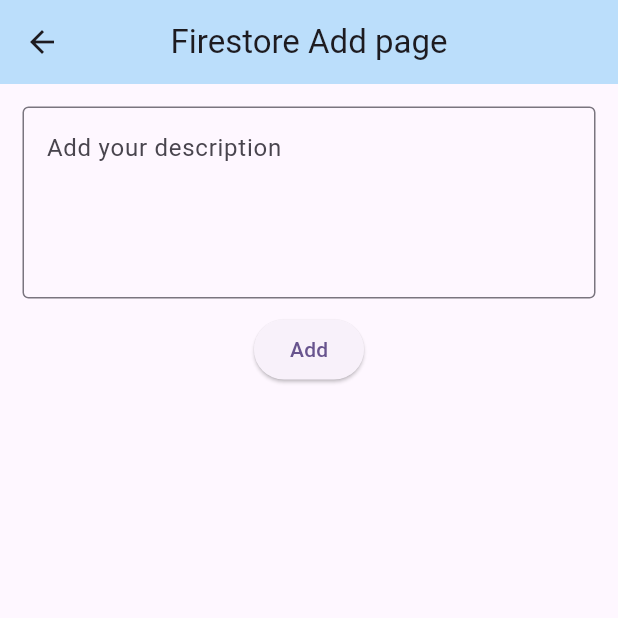
After one commit to Harshvekariyaa/FirebaseTestApp, a Flutter app: the firestore_list screen opened directly, after a tap on the "add" icon, on a phone screen of 412 x 824 dp, the top half of it. The commit adds this screen. Run offline on Flutter 3.47's test engine with Material 3 defaults, Android fonts, the phone set to English and light mode, and no system bars; our stand-ins replace cloud_firestore, firebase_auth, firebase_core, firebase_database, firebase_messaging, firebase_storage and 1 more; accounts and stored records are empty.

Commit message:
Firebase + realtime database + cloud firestoreage complete

```diff
--- a/lib/checkuser.dart
+++ b/lib/basic_pages/checkuser.dart
@@ -1,4 +1,4 @@
-import 'package:de1/login.dart';
+import 'package:de1/basic_pages/login.dart';
 import 'package:de1/main.dart';
 import 'package:firebase_auth/firebase_auth.dart';
 import 'package:flutter/cupertino.dart';
@@ -19,7 +19,7 @@ class _checkuserState extends State<checkuser> {
     if(user==null){
       return loginPage();
     }else{
-      return MyHomePage(title: "titleee");
+      return MyHomePage();
     }
   }
 
--- a/lib/signup.dart
+++ b/lib/basic_pages/signup.dart
@@ -1,5 +1,4 @@
 import 'package:de1/main.dart';
-import 'package:de1/welcomepage.dart';
 import 'package:firebase_auth/firebase_auth.dart';
 import 'package:flutter/cupertino.dart';
 import 'package:flutter/material.dart';
@@ -22,7 +21,7 @@ class _signupState extends State<signup> {
       try {
         uc = await FirebaseAuth.instance.createUserWithEmailAndPassword(
             email: email, password: pass).then((value){
-              Navigator.pushReplacement(context, MaterialPageRoute(builder: (context) => MyHomePage(title: "title"),));
+              Navigator.pushReplacement(context, MaterialPageRoute(builder: (context) => MyHomePage(),));
         });
       }
       on FirebaseAuthException catch(ex){
--- /dev/null
+++ b/lib/firestorefirebaseTest/addDataFirestore.dart
@@ -0,0 +1,66 @@
+import 'package:cloud_firestore/cloud_firestore.dart';
+import 'package:flutter/material.dart';
+
+class addDataFirestore extends StatefulWidget {
+  const addDataFirestore({super.key});
+
+  @override
+  State<addDataFirestore> createState() => _addDataFirestoreState();
+}
+
+class _addDataFirestoreState extends State<addDataFirestore> {
+  var addDataCon = TextEditingController();
+  final firestore = FirebaseFirestore.instance.collection("users");
+
+  @override
+  Widget build(BuildContext context) {
+    return Scaffold(
+      appBar: AppBar(centerTitle: true,
+        title: Text("Firestore Add page"),
+        backgroundColor: Theme
+            .of(context)
+            .primaryColorLight,),
+
+      body: Padding(
+        padding: const EdgeInsets.all(15.0),
+        child: Column(
+          children: [
+            TextField(
+              controller: addDataCon,
+              maxLines: 4,
+              decoration: InputDecoration(
+                border: OutlineInputBorder(),
+                hintText: "Add your description",
+              ),
+            ),
+
+            SizedBox(
+              height: 10,
+            ),
+
+            ElevatedButton(child: Text("Add"),
+              onPressed: () {
+              final id = DateTime.now().millisecondsSinceEpoch.toString();
+              firestore.doc(id).set({
+                "title" : addDataCon.text.toString(),
+                "id" : id
+              })
+              .then((value) {
+                showMsgFire("Added");
+              })
+              .onError((error, stackTrace) {
+                showMsgFire(error.toString());
+              });
+
+              addDataCon.text = "";
+            },
+            )
+          ],
+        ),
+      ),
+    );
+  }
+  showMsgFire(String msg) {
+    return ScaffoldMessenger.of(context).showSnackBar(SnackBar(content: Text(msg)));
+  }
+}
--- /dev/null
+++ b/lib/firestorefirebaseTest/firestore_list.dart
@@ -0,0 +1,131 @@
+import 'package:cloud_firestore/cloud_firestore.dart';
+import 'package:de1/firestorefirebaseTest/addDataFirestore.dart';
+import 'package:flutter/material.dart';
+
+import 'package:flutter/cupertino.dart';
+
+class firestore_list extends StatefulWidget {
+  const firestore_list({super.key});
+
+  @override
+  State<firestore_list> createState() => _firestore_listState();
+}
+
+class _firestore_listState extends State<firestore_list> {
+
+  TextEditingController searchcon = TextEditingController();
+  TextEditingController editcon = TextEditingController();
+  final firestore = FirebaseFirestore.instance.collection("users").snapshots();
+  CollectionReference cr = FirebaseFirestore.instance.collection("users");
+
+  @override
+  Widget build(BuildContext context) {
+    return Scaffold(
+      appBar: AppBar(
+        backgroundColor: Theme.of(context).colorScheme.inversePrimary,
+        title: Text("Firestore List Page"),
+      ),
+
+      body: Center(
+        child: Column(
+          mainAxisAlignment: MainAxisAlignment.start,
+          children: [
+
+            Padding(
+              padding: const EdgeInsets.all(8.0),
+              child: TextField(
+                controller: searchcon,
+                decoration: InputDecoration(
+                    border: OutlineInputBorder(),
+                    hintText: "search"
+                ),
+                onChanged: (String value){
+                  setState(() {
+
+                  });
+                },
+              ),
+            ),
+
+            Expanded(
+              child: StreamBuilder<QuerySnapshot>(
+                stream: FirebaseFirestore.instance.collection("users").snapshots(),
+                builder: (context,AsyncSnapshot<QuerySnapshot> snapshot) {
+
+                if(snapshot.connectionState == ConnectionState.waiting){
+                  return CircularProgressIndicator();
+                }
+                else if(snapshot.hasError){
+                  return Text("Some Error Occur");
+                }
+                else if(snapshot.hasData){
+                  return ListView.builder(
+                    itemBuilder: (context, index) {
+                      return ListTile(
+                        subtitle: Text(snapshot.data!.docs[index]["id"].toString()),
+                        title: Text(snapshot.data!.docs[index]["title"].toString()),
+                        trailing: PopupMenuButton(
+                          itemBuilder: (context) => [
+                            PopupMenuItem(
+                                child: ListTile(leading: Icon(Icons.edit),title: Text("Update")),
+                              value: 1,
+                              onTap: (){
+                                  showMyFirestoreDialog(snapshot.data!.docs[index]["title"].toString(), snapshot.data!.docs[index]["id"].toString());
+                               },
+                            ),
+
+                            PopupMenuItem(
+                                child: ListTile(leading: Icon(Icons.delete),title: Text("delete")),
+                              value: 2,
+                              onTap: (){
+                                  cr.doc(snapshot.data!.docs[index]["id"].toString()).delete();
+                              },
+                            ),
+                          ],
+                          icon: Icon(Icons.more_vert),
+                        ),
+                      );
+                    },
+                    itemCount: snapshot.data!.docs.length,
+                  );
+                }
+                else{
+                  return Container(child: Text("No data Found"),);
+                }
+
+                },
+              ),
+            )
+          ],
+        ),
+      ),
+      floatingActionButton: FloatingActionButton(onPressed: (){
+        Navigator.push(context, MaterialPageRoute(builder: (context) => addDataFirestore(),));
+      },child: Icon(Icons.add)),
+    );
+  }
+  Future<void> showMyFirestoreDialog(String title,String id) async{
+    editcon.text = title;
+    return showDialog(context: context,
+        builder: (context) {
+          return AlertDialog(
+            title: Text("Update"),
+            content: TextField(
+              controller: editcon,
+            ),
+            actions: [
+              TextButton(onPressed: (){Navigator.pop(context);}, child: Text("Cancel")),
+              TextButton(onPressed: (){
+                cr.doc(id).update({
+                  "title":editcon.text,
+                  "id":id
+                });
+                Navigator.pop(context);
+              }, child: Text("Update"),
+              ),
+            ],
+          );
+        }
+    );
+  }
+}
--- a/pubspec.yaml
+++ b/pubspec.yaml
@@ -40,6 +40,8 @@ dependencies:
   cloud_firestore: ^4.15.0
   firebase_messaging: ^14.7.19
   firebase_database: ^10.4.9
+  image_picker: ^1.0.8
+  firebase_storage: ^11.6.9
 
 dev_dependencies:
   flutter_test:
```
Also changed, not shown: lib/basic_pages/login.dart (renamed from lib/login.dart, +4 -4 lines), lib/main.dart (+7 -105 lines), lib/realtimedatabase/datapage.dart (added, +148 -0 lines), lib/realtimedatabase/descPage.dart (renamed from lib/descPage.dart, +5 -4 lines), lib/uploadInFire/imageUploadScreen.dart (added, +77 -0 lines), lib/welcomepage.dart (deleted, +0 -12 lines), lib/basic_pages/forgetpassword.dart (renamed from lib/forgetpassword.dart), lib/extrapage/cloudfire.dart (renamed from lib/cloudfire.dart), lib/extrapage/notifipage.dart (renamed from lib/notifipage.dart), pubspec.lock, 7 other files.
